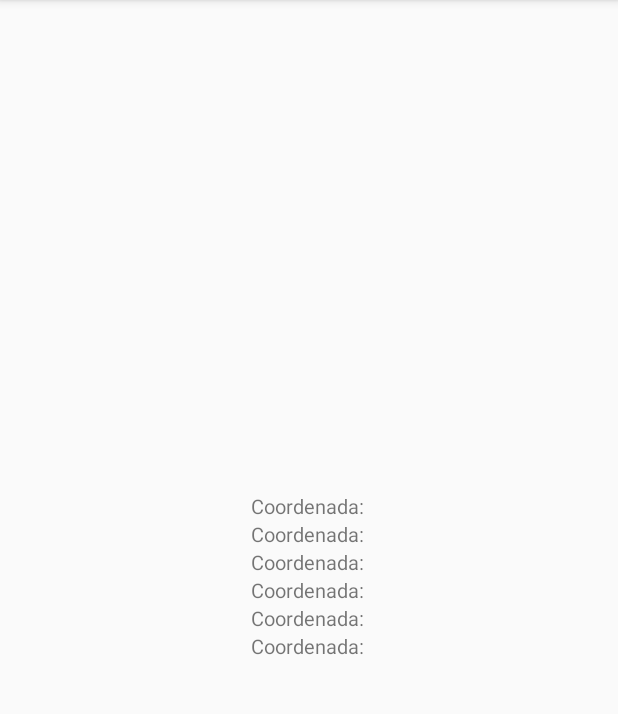
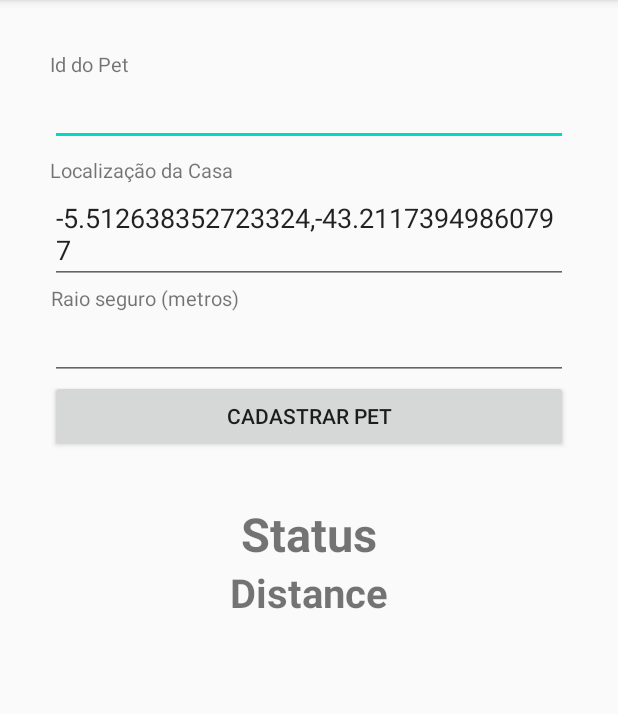
Before and after one commit to laurindo-luis/safepet, an Android app: the screen it shows after launch (MainActivity), on a phone screen of 412 x 824 dp, the part 84-798 px from its top. Run offline under Robolectric (Android 15) with nearby library versions, the phone set to English and light mode, and no system bars; libraries missing offline, so code that uses them is left out: org.eclipse.paho.

Commit message:
corrections of configuration and added new layout

```diff
--- a/safepet-app/app/src/main/AndroidManifest.xml
+++ b/safepet-app/app/src/main/AndroidManifest.xml
@@ -3,6 +3,9 @@
     package="br.ufma.lsdi.safepetmobile">
 
     <uses-permission android:name="android.permission.INTERNET" />
+    <uses-permission android:name="android.permission.WAKE_LOCK" />
+    <uses-permission android:name="android.permission.ACCESS_NETWORK_STATE" />
+    <uses-permission android:name="android.permission.READ_PHONE_STATE" />
 
     <application
         android:allowBackup="true"
@@ -18,6 +21,9 @@
                 <category android:name="android.intent.category.LAUNCHER" />
             </intent-filter>
         </activity>
+
+        <service android:name="org.eclipse.paho.android.service.MqttService" ></service>
+
     </application>
 
 </manifest>
--- a/safepet-app/app/src/main/java/br/ufma/lsdi/safepetmobile/MainActivity.java
+++ b/safepet-app/app/src/main/java/br/ufma/lsdi/safepetmobile/MainActivity.java
@@ -1,75 +1,40 @@
 package br.ufma.lsdi.safepetmobile;
 
-import androidx.annotation.WorkerThread;
 import androidx.appcompat.app.AppCompatActivity;
-import androidx.core.content.ContextCompat;
 import android.os.Bundle;
+import android.view.View;
+import android.widget.EditText;
 import android.widget.TextView;
 
-import com.hivemq.client.mqtt.mqtt5.Mqtt5BlockingClient;
-import br.ufma.lsdi.safepetmobile.mqtt.BrokerManager;
-import static com.hivemq.client.mqtt.MqttGlobalPublishFilter.ALL;
-import static java.nio.charset.StandardCharsets.UTF_8;
+import org.eclipse.paho.android.service.MqttAndroidClient;
 
 
 public class MainActivity extends AppCompatActivity {
 
-    private Mqtt5BlockingClient client;
-    private TextView textCoordenatorOne;
-    private TextView textCoordenatorTwo;
-    private TextView textCoordenatorThree;
-    private TextView textCoordenatorFour;
-    private TextView textCoordenatorFive;
-    private TextView textCoordenatorSix;
+    private MqttAndroidClient client;
 
+    private EditText editTextIdPet;
+    private EditText editTextLocationOfTheHouse;
+    private EditText editTextRadius;
+
+    private TextView textViewStatus;
+    private TextView textViewDistance;
 
     @Override
     protected void onCreate(Bundle savedInstanceState) {
         super.onCreate(savedInstanceState);
         setContentView(R.layout.activity_main);
 
-        textCoordenatorOne = findViewById(R.id.textCoordenatorOne);
-        textCoordenatorTwo = findViewById(R.id.textCoordenatorTwo);
-        textCoordenatorThree = findViewById(R.id.textCoordenatorThree);
-        textCoordenatorFour = findViewById(R.id.textCoordenatorFour);
-        textCoordenatorFive = findViewById(R.id.textCoordenatorFive);
-        textCoordenatorSix = findViewById(R.id.textCoordenatorSix);
+        editTextIdPet = findViewById(R.id.editTextIdPet);
+        editTextLocationOfTheHouse = findViewById(R.id.editTextLocationHouse);
+        editTextRadius = findViewById(R.id.editTextRadius);
 
-        client = BrokerManager.conectar();
-        BrokerManager.subscribe(client, CONSTANTES.TOPIC_DOG_100);
-        BrokerManager.subscribe(client, CONSTANTES.TOPIC_HORSE_103);
-        BrokerManager.subscribe(client, CONSTANTES.TOPIC_DUCK_104);
-        BrokerManager.subscribe(client, CONSTANTES.TOPIC_CAT_101);
-        BrokerManager.subscribe(client, CONSTANTES.TOPIC_HORSE_108);
-        BrokerManager.subscribe(client, CONSTANTES.TOPIC_DUCK_110);
-
-        client.toAsync().publishes(ALL, publish -> {
-            String topic = String.valueOf(publish.getTopic());
-            String payload = String.valueOf(UTF_8.decode(publish.getPayload().get()));
-
-            workerThread(topic, payload);
-
-        });
+        textViewStatus = findViewById(R.id.textViewStatus);
+        textViewDistance = findViewById(R.id.textViewDistance);
 
     }
 
+    public void save(View view) {
 
-    @WorkerThread
-    void workerThread(String topic, String payload) {
-        ContextCompat.getMainExecutor(this).execute(()  -> {
-            if(topic.equals(CONSTANTES.TOPIC_DOG_100)) {
-                textCoordenatorOne.setText(String.format("DOG 100 \n %s", payload));
-            } else if (topic.equals(CONSTANTES.TOPIC_HORSE_103)) {
-                textCoordenatorTwo.setText(String.format("HORSE 103 \n %s", payload));
-            } else if (topic.equals(CONSTANTES.TOPIC_DUCK_104)) {
-                textCoordenatorThree.setText(String.format("DUCK 104 \n %s", payload));
-            } else if (topic.equals(CONSTANTES.TOPIC_CAT_101)) {
-                textCoordenatorFour.setText(String.format("CAT 101 \n %s", payload));
-            } else if (topic.equals(CONSTANTES.TOPIC_HORSE_108)) {
-                textCoordenatorFive.setText(String.format("HORSE 108 \n %s", payload));
-            } else if (topic.equals(CONSTANTES.TOPIC_DUCK_110)) {
-                textCoordenatorSix.setText(String.format("DUCK 110 \n %s", payload));
-            }
-        });
     }
 }
--- a/safepet-app/app/src/main/res/layout/activity_main.xml
+++ b/safepet-app/app/src/main/res/layout/activity_main.xml
@@ -4,56 +4,70 @@
     android:layout_width="match_parent"
     android:layout_height="match_parent"
     android:orientation="vertical"
-    android:gravity="center"
+    android:padding="50px"
     tools:context=".MainActivity">
 
     <TextView
-        android:id="@+id/textCoordenatorOne"
         android:layout_width="wrap_content"
         android:layout_height="wrap_content"
-        android:text="Coordenada: "
+        android:text="Id do Pet"
         android:textAlignment="center"
         android:textSize="6pt" />
 
+    <EditText
+        android:id="@+id/editTextIdPet"
+        android:layout_width="match_parent"
+        android:layout_height="wrap_content" />
+
     <TextView
-        android:id="@+id/textCoordenatorTwo"
         android:layout_width="wrap_content"
         android:layout_height="wrap_content"
+        android:layout_marginTop="10px"
+        android:text="Localização da Casa"
         android:textAlignment="center"
-        android:text="Coordenada: "
         android:textSize="6pt" />
 
+    <EditText
+        android:id="@+id/editTextLocationHouse"
+        android:layout_width="match_parent"
+        android:layout_height="wrap_content"
+        android:text="-5.512638352723324,-43.21173949860797"/>
 
     <TextView
-        android:id="@+id/textCoordenatorThree"
         android:layout_width="wrap_content"
         android:layout_height="wrap_content"
+        android:text="Raio seguro (metros)"
         android:textAlignment="center"
-        android:text="Coordenada: "
         android:textSize="6pt" />
 
-    <TextView
-        android:id="@+id/textCoordenatorFour"
-        android:layout_width="wrap_content"
+    <EditText
+        android:id="@+id/editTextRadius"
+        android:layout_width="match_parent"
+        android:layout_height="wrap_content" />
+
+    <Button
+        android:layout_width="match_parent"
         android:layout_height="wrap_content"
-        android:textAlignment="center"
-        android:text="Coordenada: "
-        android:textSize="6pt" />
+        android:text="Cadastrar pet"
+        android:onClick="save"/>
 
     <TextView
-        android:id="@+id/textCoordenatorFive"
-        android:layout_width="wrap_content"
+        android:id="@+id/textViewStatus"
+        android:layout_width="match_parent"
         android:layout_height="wrap_content"
+        android:layout_marginTop="50px"
+        android:text="Status"
         android:textAlignment="center"
-        android:text="Coordenada: "
-        android:textSize="6pt" />
+        android:textSize="14pt"
+        android:textStyle="bold"/>
 
     <TextView
-        android:id="@+id/textCoordenatorSix"
-        android:layout_width="wrap_content"
+        android:id="@+id/textViewDistance"
+        android:layout_width="match_parent"
         android:layout_height="wrap_content"
+        android:text="Distance"
         android:textAlignment="center"
-        android:text="Coordenada: "
-        android:textSize="6pt" />
+        android:textSize="12pt"
+        android:textStyle="bold"/>
 
 </LinearLayout>
```
Also changed, not shown: safepet-app/app/build.gradle (+7 -1 lines), safepet-app/app/src/main/java/br/ufma/lsdi/safepetmobile/CONSTANTES.java (deleted, +0 -13 lines), safepet-app/app/src/main/java/br/ufma/lsdi/safepetmobile/mqtt/BrokerManager.java (deleted, +0 -43 lines).
